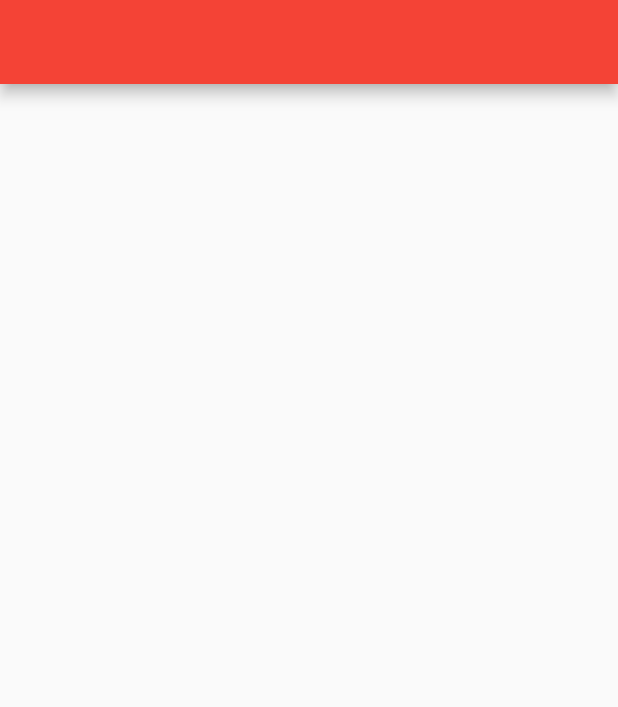
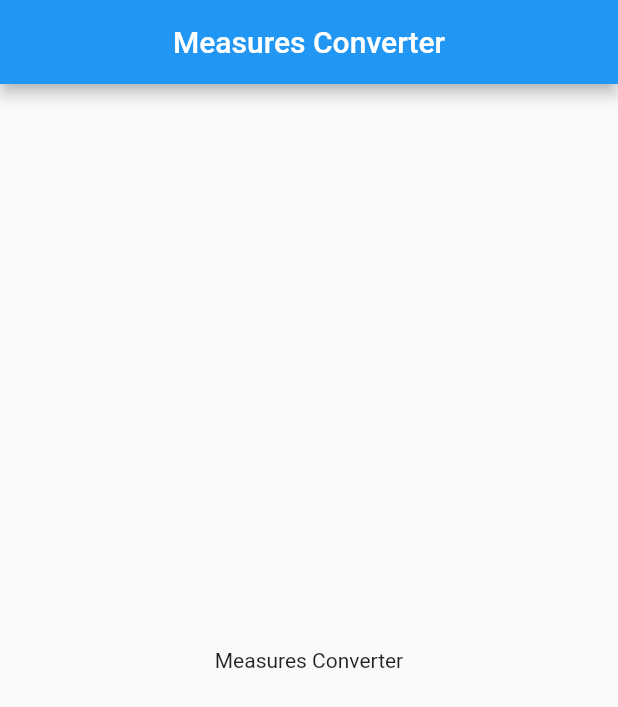
Before and after one commit to surafelamsalu21/miles-to-kilometers, a Flutter app: the screen it shows after launch, on a phone screen of 412 x 824 dp. Shown: the top 707 px of the screen. Run offline on Flutter 3.47's test engine with Material 2 defaults, Android fonts, the phone set to English and light mode, and no system bars.

```diff
--- a/lib/main.dart
+++ b/lib/main.dart
@@ -1,19 +1,24 @@
 import 'package:flutter/material.dart';
 
-//You have no idea how i been working for this to work in the git repo
-void main() {
-  runApp(MyApp());
+void main() => runApp(MyApp());
+
+//The Bottom codes explains how stateful widgets are working
+class MyApp extends StatefulWidget {
+  @override
+  MyAppState createState() => MyAppState();
 }
 
-class MyApp extends StatelessWidget {
-  const MyApp({Key? key}) : super(key: key);
-
+class MyAppState extends State<MyApp> {
   @override
   Widget build(BuildContext context) {
     return MaterialApp(
+      title: 'Measures Converter',
       home: Scaffold(
         appBar: AppBar(
-          backgroundColor: Colors.red,
+          title: Center(child: Text('Measures Converter')),
+        ),
+        body: Center(
+          child: Text('Measures Converter'),
         ),
       ),
     );
```
